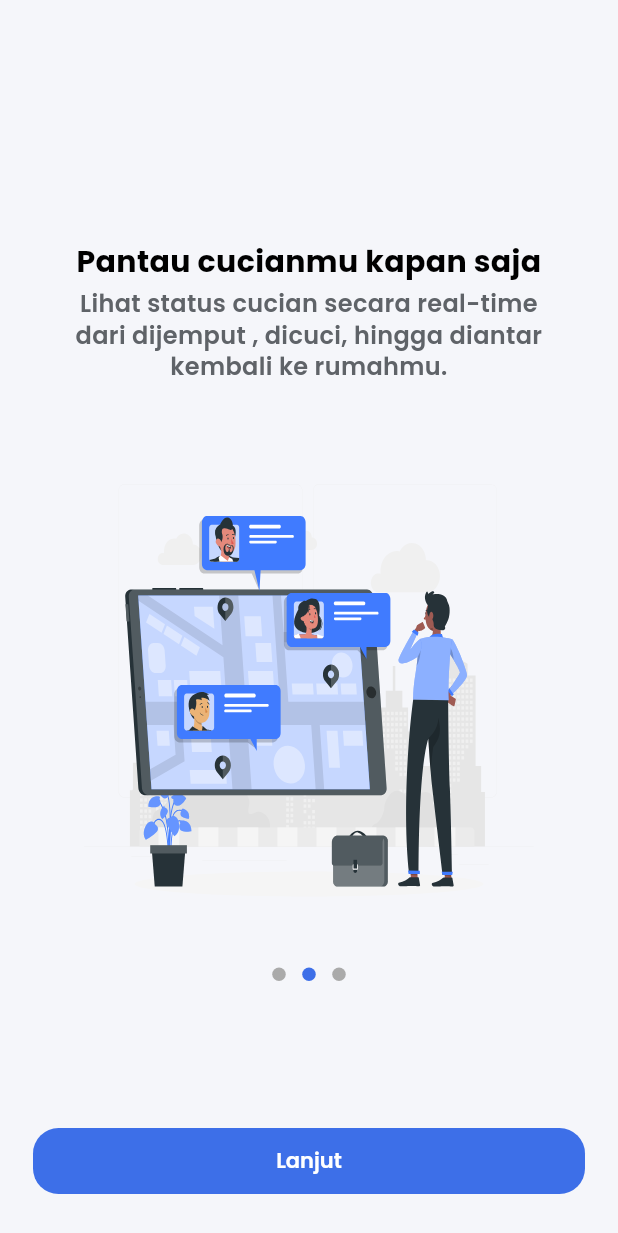
After one commit to 12512512010011101/slicing_laundryapp, a Flutter app: the screen it shows after launch, after a tap on "Lanjut", on a phone screen of 412 x 824 dp. The commit adds this screen. Shown: the top 1233 px of the screen. Run offline on Flutter 3.47's test engine with Material 3 defaults, Android fonts, the phone set to English and light mode, and no system bars; our stand-ins replace flutter_svg, google_fonts.

Commit message:
add splash, onboarding, and fix register overflow

```diff
--- a/lib/main.dart
+++ b/lib/main.dart
@@ -1,6 +1,7 @@
 import 'package:flutter/material.dart';
 import 'core/theme/app_theme.dart';
 import 'screens/login_screen.dart';
+import 'screens/splash_screen.dart';
 
 void main() => runApp(const MaslondreApp());
 
@@ -13,7 +14,7 @@ class MaslondreApp extends StatelessWidget {
       title: 'Maslondre',
       debugShowCheckedModeBanner: false,
       theme: AppTheme.light,
-      home: const LoginScreen(),
+      home: const SplashScreen(),
     );
   }
 }
--- /dev/null
+++ b/lib/screens/onboarding_screen.dart
@@ -0,0 +1,158 @@
+import 'package:flutter/material.dart';
+import 'package:flutter_svg/flutter_svg.dart';
+import 'login_screen.dart';
+import '../core/theme/app_colors.dart';
+import '../widgets/primary_button.dart';
+
+class _OnboardData {
+  final String title;
+  final String subtitle;
+  final String image;
+  const _OnboardData(this.title, this.subtitle, this.image);
+}
+
+const _pages = [
+  _OnboardData(
+    'Laundry tanpa ribet',
+    'Pesan layanan laundry kapan saja,\nkami jemput dan antar kembali ke\npintu rumahmu.',
+    'assets/images/onboarding_1.svg',
+  ),
+  _OnboardData(
+    'Pantau cucianmu kapan saja',
+    'Lihat status cucian secara real-time\ndari dijemput , dicuci, hingga diantar\nkembali ke rumahmu.',
+    'assets/images/onboarding_2.svg',
+  ),
+  _OnboardData(
+    'Bersih, rapi, dan wangi',
+    'Dikerjakan oleh mitra laundry terpilih\ndengan standar kebersihan terbaik\ndan terjamin',
+    'assets/images/onboarding_3.svg',
+  ),
+];
+
+class OnboardingScreen extends StatefulWidget {
+  const OnboardingScreen({super.key});
+
+  @override
+  State<OnboardingScreen> createState() => _OnboardingScreenState();
+}
+
+class _OnboardingScreenState extends State<OnboardingScreen> {
+  final _controller = PageController();
+  int _index = 0;
+
+  @override
+  void dispose() {
+    _controller.dispose();
+    super.dispose();
+  }
+
+  void _next() {
+    if (_index < _pages.length - 1) {
+      _controller.nextPage(
+        duration: const Duration(milliseconds: 300),
+        curve: Curves.easeInOut,
+      );
+    } else {
+      Navigator.pushReplacement(
+        context,
+        MaterialPageRoute(builder: (_) => const LoginScreen()),
+      );
+    }
+  }
+
+  @override
+  Widget build(BuildContext context) {
+    return Scaffold(
+      body: SafeArea(
+        top: false,
+        child: Column(
+          children: [
+            Expanded(
+              child: PageView.builder(
+                controller: _controller,
+                itemCount: _pages.length,
+                onPageChanged: (i) => setState(() => _index = i),
+                itemBuilder: (_, i) => _OnboardPage(data: _pages[i]),
+              ),
+            ),
+            Row(
+              mainAxisAlignment: MainAxisAlignment.center,
+              children: List.generate(_pages.length, (i) {
+                return Padding(
+                  padding: EdgeInsets.only(left: i == 0 ? 0 : 11),
+                  child: AnimatedContainer(
+                    duration: const Duration(milliseconds: 200),
+                    width: 9,
+                    height: 9,
+                    decoration: BoxDecoration(
+                      shape: BoxShape.circle,
+                      color: i == _index
+                          ? AppColors.primary
+                          : AppColors.placeholder,
+                    ),
+                  ),
+                );
+              }),
+            ),
+            const SizedBox(height: 96),
+            Padding(
+              padding: const EdgeInsets.symmetric(
+                horizontal: AppSpacing.pageMargin,
+              ),
+              child: PrimaryButton(label: 'Lanjut', onPressed: _next),
+            ),
+            const SizedBox(height: 26),
+          ],
+        ),
+      ),
+    );
+  }
+}
+
+class _OnboardPage extends StatelessWidget {
+  final _OnboardData data;
+  const _OnboardPage({required this.data});
+
+  @override
+  Widget build(BuildContext context) {
+    return LayoutBuilder(
+      builder: (context, c) {
+        final top = c.maxHeight >= 600 ? 160.0 : 60.0;
+        return Column(
+          children: [
+            SizedBox(height: top),
+            Text(
+              data.title,
+              textAlign: TextAlign.center,
+              style: const TextStyle(
+                fontSize: 20,
+                fontWeight: FontWeight.w700,
+                color: Colors.black,
+              ),
+            ),
+            const SizedBox(height: 3),
+            Text(
+              data.subtitle,
+              textAlign: TextAlign.center,
+              style: const TextStyle(
+                fontSize: 16,
+                height: 1.3,
+                fontWeight: FontWeight.w600,
+                color: AppColors.grey,
+              ),
+            ),
+            const SizedBox(height: 44),
+            Expanded(
+              child: SvgPicture.asset(
+                data.image,
+                width: double.infinity,
+                alignment: Alignment.topCenter,
+                fit: BoxFit.contain,
+              ),
+            ),
+          ],
+        );
+      },
+    );
+  }
+}
--- a/lib/screens/register_screen.dart
+++ b/lib/screens/register_screen.dart
@@ -13,15 +13,13 @@ class RegisterScreen extends StatelessWidget {
     return Scaffold(
       body: SafeArea(
         top: false,
-        child: LayoutBuilder(
-          builder: (context, constraints) => SingleChildScrollView(
-            child: ConstrainedBox(
-              constraints: BoxConstraints(minHeight: constraints.maxHeight),
-              child: IntrinsicHeight(
+        child: CustomScrollView(
+          slivers: [
+            SliverFillRemaining(
+              hasScrollBody: false,
               child: Padding(
                 padding: const EdgeInsets.symmetric(
-                    horizontal: AppSpacing.pageMargin,
-                  ),
+                    horizontal: AppSpacing.pageMargin),
                 child: Column(
                   children: [
                     const AuthHeader(
@@ -77,8 +75,7 @@ class RegisterScreen extends StatelessWidget {
                 ),
               ),
             ),
-            ),
-          ),
+          ],
         ),
       ),
     );
--- /dev/null
+++ b/lib/screens/splash_screen.dart
@@ -0,0 +1,59 @@
+import 'dart:async';
+import 'package:flutter/material.dart';
+import 'onboarding_screen.dart';
+
+class SplashScreen extends StatefulWidget {
+  const SplashScreen({super.key});
+
+  @override
+  State<SplashScreen> createState() => _SplashScreenState();
+}
+
+class _SplashScreenState extends State<SplashScreen> {
+  bool _show = false;
+  Timer? _next;
+
+  @override
+  void initState() {
+    super.initState();
+    Future.delayed(const Duration(milliseconds: 300), () {
+      if (mounted) setState(() => _show = true);
+    });
+    _next = Timer(const Duration(milliseconds: 2500), () {
+      if (!mounted) return;
+      Navigator.pushReplacement(
+        context,
+        MaterialPageRoute(builder: (_) => const OnboardingScreen()),
+      );
+    });
+  }
+
+  @override
+  void dispose() {
+    _next?.cancel();
+    super.dispose();
+  }
+
+  @override
+  Widget build(BuildContext context) {
+    return Scaffold(
+      body: Align(
+        alignment: const Alignment(0, -0.1), // pusat di y≈360 dari 800
+        child: AnimatedOpacity(
+          opacity: _show ? 1 : 0,
+          duration: const Duration(milliseconds: 900),
+          child: AnimatedScale(
+            scale: _show ? 1 : 0.9,
+            duration: const Duration(milliseconds: 900),
+            curve: Curves.easeOut,
+            child: Image.asset(
+              'assets/images/logo_splash.png',
+              width: 190,
+              filterQuality: FilterQuality.high,
+            ),
+          ),
+        ),
+      ),
+    );
+  }
+}
```
Also changed, not shown: assets/images/2.0x/logo_splash.png (added), assets/images/3.0x/logo_splash.png (added), assets/images/logo_splash.png (added), assets/images/onboarding_1.svg (added), assets/images/onboarding_2.svg (added), assets/images/onboarding_3.svg (added). Lines whose indentation alone changed are shown as unchanged.
